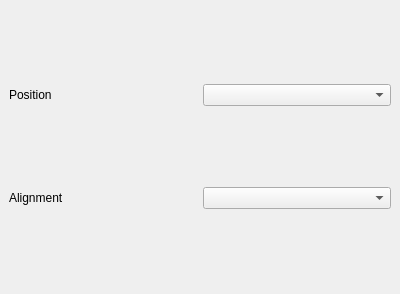
Old version of the form uitools/KDChartLegendPropertiesWidget.ui in the repository KDAB/KDChart.
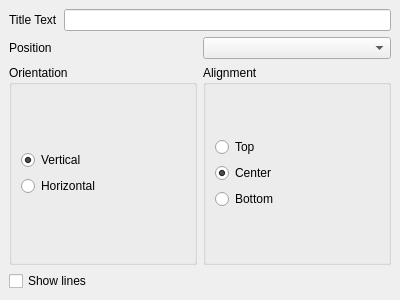
New version of the form.

Commit message: adding orientation - alignment and title text to legends plugins - works but still need to be improved and cleaned up

What changed in the file:
```diff
--- a/uitools/KDChartLegendPropertiesWidget.ui
+++ b/uitools/KDChartLegendPropertiesWidget.ui
@@ -6,7 +6,7 @@
     <x>0</x>
     <y>0</y>
     <width>400</width>
-    <height>294</height>
+    <height>300</height>
    </rect>
   </property>
   <property name="windowTitle" >
@@ -19,25 +19,163 @@
    <property name="spacing" >
     <number>6</number>
    </property>
-   <item row="0" column="1" >
-    <widget class="QComboBox" name="mPositionCombo" />
-   </item>
-   <item row="1" column="1" >
-    <widget class="QComboBox" name="mAlignmentCombo" />
-   </item>
-   <item row="1" column="0" >
-    <widget class="QLabel" name="label_2" >
-     <property name="text" >
-      <string>Alignment</string>
-     </property>
-    </widget>
-   </item>
    <item row="0" column="0" >
-    <widget class="QLabel" name="label" >
-     <property name="text" >
-      <string>Position</string>
+    <layout class="QVBoxLayout" >
+     <property name="margin" >
+      <number>0</number>
      </property>
-    </widget>
+     <property name="spacing" >
+      <number>6</number>
+     </property>
+     <item>
+      <layout class="QHBoxLayout" >
+       <property name="margin" >
+        <number>0</number>
+       </property>
+       <property name="spacing" >
+        <number>6</number>
+       </property>
+       <item>
+        <widget class="QLabel" name="titleTextLB" >
+         <property name="text" >
+          <string>Title Text</string>
+         </property>
+        </widget>
+       </item>
+       <item>
+        <widget class="QLineEdit" name="titleTextED" />
+       </item>
+      </layout>
+     </item>
+     <item>
+      <layout class="QHBoxLayout" >
+       <property name="margin" >
+        <number>0</number>
+       </property>
+       <property name="spacing" >
+        <number>6</number>
+       </property>
+       <item>
+        <widget class="QLabel" name="positionLB" >
+         <property name="text" >
+          <string>Position</string>
+         </property>
+        </widget>
+       </item>
+       <item>
+        <widget class="QComboBox" name="mPositionCombo" />
+       </item>
+      </layout>
+     </item>
+     <item>
+      <layout class="QHBoxLayout" >
+       <property name="margin" >
+        <number>0</number>
+       </property>
+       <property name="spacing" >
+        <number>6</number>
+       </property>
+       <item>
+        <widget class="QGroupBox" name="OrientationGB" >
+         <property name="title" >
+          <string>Orientation</string>
+         </property>
+         <layout class="QGridLayout" >
+          <property name="margin" >
+           <number>9</number>
+          </property>
+          <property name="spacing" >
+           <number>6</number>
+          </property>
+          <item row="0" column="0" >
+           <layout class="QVBoxLayout" >
+            <property name="margin" >
+             <number>0</number>
+            </property>
+            <property name="spacing" >
+             <number>6</number>
+            </property>
+            <item>
+             <widget class="QRadioButton" name="verticalRB" >
+              <property name="text" >
+               <string>Vertical</string>
+              </property>
+              <property name="checked" >
+               <bool>true</bool>
+              </property>
+             </widget>
+            </item>
+            <item>
+             <widget class="QRadioButton" name="horizontalRB" >
+              <property name="text" >
+               <string>Horizontal</string>
+              </property>
+             </widget>
+            </item>
+           </layout>
+          </item>
+         </layout>
+        </widget>
+       </item>
+       <item>
+        <widget class="QGroupBox" name="alignmentGB" >
+         <property name="title" >
+          <string>Alignment</string>
+         </property>
+         <layout class="QGridLayout" >
+          <property name="margin" >
+           <number>9</number>
+          </property>
+          <property name="spacing" >
+           <number>6</number>
+          </property>
+          <item row="0" column="0" >
+           <layout class="QVBoxLayout" >
+            <property name="margin" >
+             <number>0</number>
+            </property>
+            <property name="spacing" >
+             <number>6</number>
+            </property>
+            <item>
+             <widget class="QRadioButton" name="topLeftRB" >
+              <property name="text" >
+               <string>Top</string>
+              </property>
+             </widget>
+            </item>
+            <item>
+             <widget class="QRadioButton" name="centerRB" >
+              <property name="text" >
+               <string>Center</string>
+              </property>
+              <property name="checked" >
+               <bool>true</bool>
+              </property>
+             </widget>
+            </item>
+            <item>
+             <widget class="QRadioButton" name="bottomRightRB" >
+              <property name="text" >
+               <string>Bottom</string>
+              </property>
+             </widget>
+            </item>
+           </layout>
+          </item>
+         </layout>
+        </widget>
+       </item>
+      </layout>
+     </item>
+     <item>
+      <widget class="QCheckBox" name="showLinesCB" >
+       <property name="text" >
+        <string>Show lines</string>
+       </property>
+      </widget>
+     </item>
+    </layout>
    </item>
   </layout>
  </widget>
```
The commit also changes 2 other files.
